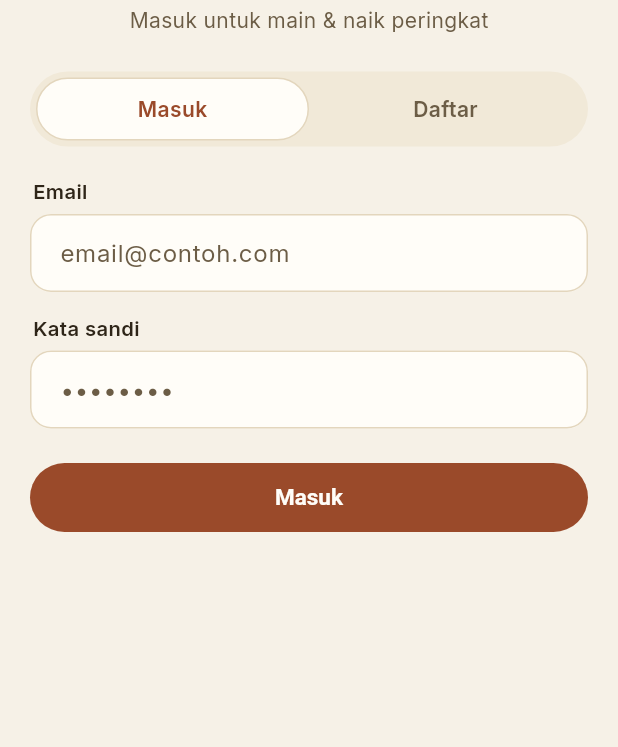
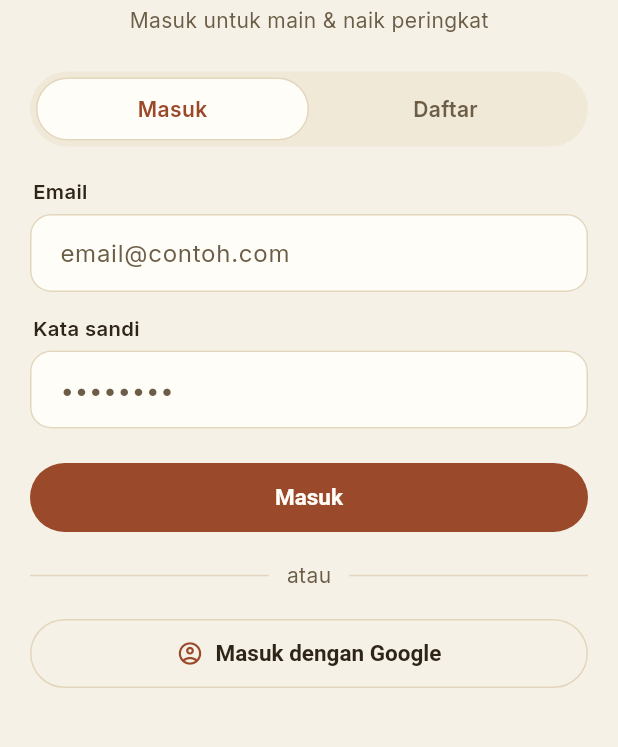
Before and after one commit to Muhmmadalda69/2026_beas, a Flutter app: the screen it shows after launch, after a tap on the "login" icon, on a phone screen of 412 x 824 dp, the part 173-920 px from its top. Run offline on Flutter 3.47's test engine with Material 3 defaults, Android fonts, the phone set to English and light mode, and no system bars; our stand-ins replace flutter_secure_storage, flutter_widget_from_html_core, google_fonts, google_sign_in; accounts and stored records are empty; network calls fail.

```diff
--- a/mobile/lib/config.dart
+++ b/mobile/lib/config.dart
@@ -13,7 +13,7 @@ class AppConfig {
   /// (or put it behind a reverse proxy) and allow it in the firewall.
   static const String apiBaseUrl = String.fromEnvironment(
     'API_BASE_URL',
-    defaultValue: 'http://10.0.2.2:8080',
+    defaultValue: 'http://3.25.24.69.sslip.io:8080',
   );
 
   /// OAuth **Web** client ID (the same one used by the website). Passed to
@@ -23,7 +23,8 @@ class AppConfig {
   ///   flutter run --dart-define=GOOGLE_SERVER_CLIENT_ID=xxxx.apps.googleusercontent.com
   static const String googleServerClientId = String.fromEnvironment(
     'GOOGLE_SERVER_CLIENT_ID',
-    defaultValue: '',
+    defaultValue:
+        '1035490084820-nn497aqvimtv4thmjnkksha0mq6084e7.apps.googleusercontent.com',
   );
 
   static bool get googleEnabled => googleServerClientId.isNotEmpty;
--- a/mobile/lib/screens/home_screen.dart
+++ b/mobile/lib/screens/home_screen.dart
@@ -103,7 +103,7 @@ class _Hero extends StatelessWidget {
         ),
         boxShadow: [
           BoxShadow(
-            color: AppColors.primary.withOpacity(0.35),
+            color: AppColors.primary.withValues(alpha: 0.35),
             blurRadius: 30,
             offset: const Offset(0, 14),
           ),
@@ -122,7 +122,7 @@ class _Hero extends StatelessWidget {
           const SizedBox(height: 8),
           Text(
             'Baca ensiklopedia, ubah tulisan Latin ke aksara, dan berlatih lewat kuis bertingkat.',
-            style: TextStyle(color: Colors.white.withOpacity(0.9), height: 1.5),
+            style: TextStyle(color: Colors.white.withValues(alpha: 0.9), height: 1.5),
           ),
           const SizedBox(height: 18),
           Wrap(
@@ -168,7 +168,7 @@ class _FeatureCard extends StatelessWidget {
             height: 44,
             width: 44,
             decoration: BoxDecoration(
-              color: AppColors.primary.withOpacity(0.1),
+              color: AppColors.primary.withValues(alpha: 0.1),
               borderRadius: BorderRadius.circular(12),
             ),
             child: Icon(f.icon, color: AppColors.primary),
--- a/mobile/lib/screens/leaderboard_screen.dart
+++ b/mobile/lib/screens/leaderboard_screen.dart
@@ -74,10 +74,10 @@ class _LeaderboardScreenState extends State<LeaderboardScreen> {
                     child: Container(
                       padding: const EdgeInsets.all(14),
                       decoration: BoxDecoration(
-                        color: AppColors.primary.withOpacity(0.06),
+                        color: AppColors.primary.withValues(alpha: 0.06),
                         borderRadius: BorderRadius.circular(16),
                         border:
-                            Border.all(color: AppColors.primary.withOpacity(0.3)),
+                            Border.all(color: AppColors.primary.withValues(alpha: 0.3)),
                       ),
                       child: Row(
                         children: [
@@ -133,11 +133,11 @@ class _LeaderboardScreenState extends State<LeaderboardScreen> {
             alignment: Alignment.center,
             decoration: BoxDecoration(
               shape: BoxShape.circle,
-              color: color.withOpacity(e.rank <= 3 ? 0.18 : 0.1),
+              color: color.withValues(alpha: e.rank <= 3 ? 0.18 : 0.1),
               boxShadow: e.rank <= 3
                   ? [
                       BoxShadow(
-                          color: color.withOpacity(0.35),
+                          color: color.withValues(alpha: 0.35),
                           blurRadius: 12,
                           offset: const Offset(0, 4))
                     ]
--- a/mobile/lib/screens/login_screen.dart
+++ b/mobile/lib/screens/login_screen.dart
@@ -149,7 +149,7 @@ class _LoginScreenState extends State<LoginScreen> {
               width: double.infinity,
               padding: const EdgeInsets.symmetric(horizontal: 12, vertical: 10),
               decoration: BoxDecoration(
-                color: AppColors.danger.withOpacity(0.1),
+                color: AppColors.danger.withValues(alpha: 0.1),
                 borderRadius: BorderRadius.circular(12),
               ),
               child: Text(_error!,
--- a/mobile/lib/screens/profile_screen.dart
+++ b/mobile/lib/screens/profile_screen.dart
@@ -30,7 +30,7 @@ class ProfileScreen extends StatelessWidget {
                         alignment: Alignment.center,
                         decoration: BoxDecoration(
                           shape: BoxShape.circle,
-                          color: AppColors.primary.withOpacity(0.12),
+                          color: AppColors.primary.withValues(alpha: 0.12),
                         ),
                         child: Text(initial,
                             style: AppText.display(
@@ -61,7 +61,7 @@ class ProfileScreen extends StatelessWidget {
                   child: OutlinedButton.icon(
                     style: OutlinedButton.styleFrom(
                       foregroundColor: AppColors.danger,
-                      side: BorderSide(color: AppColors.danger.withOpacity(0.4)),
+                      side: BorderSide(color: AppColors.danger.withValues(alpha: 0.4)),
                     ),
                     onPressed: () async {
                       await context.read<AuthProvider>().logout();
--- a/mobile/lib/screens/wiki_list_screen.dart
+++ b/mobile/lib/screens/wiki_list_screen.dart
@@ -123,7 +123,7 @@ class _WikiListScreenState extends State<WikiListScreen> {
         label: Text(label),
         selected: active,
         onSelected: (_) => onTap(),
-        selectedColor: AppColors.primary.withOpacity(0.14),
+        selectedColor: AppColors.primary.withValues(alpha: 0.14),
         labelStyle: TextStyle(
           color: active ? AppColors.primary : AppColors.muted,
           fontWeight: FontWeight.w600,
--- a/mobile/lib/theme.dart
+++ b/mobile/lib/theme.dart
@@ -56,8 +56,6 @@ ThemeData buildAppTheme() {
     onSecondary: AppColors.surface,
     surface: AppColors.surface,
     onSurface: AppColors.foreground,
-    background: AppColors.background,
-    onBackground: AppColors.foreground,
     error: AppColors.danger,
     outline: AppColors.border,
   );
@@ -92,7 +90,7 @@ ThemeData buildAppTheme() {
       centerTitle: false,
       titleTextStyle: AppText.display(size: 22, weight: FontWeight.w700),
     ),
-    cardTheme: CardTheme(
+    cardTheme: CardThemeData(
       color: AppColors.surface,
       surfaceTintColor: Colors.transparent,
       elevation: 0,
@@ -149,20 +147,20 @@ ThemeData buildAppTheme() {
     navigationBarTheme: NavigationBarThemeData(
       backgroundColor: AppColors.surface,
       surfaceTintColor: Colors.transparent,
-      indicatorColor: AppColors.primary.withOpacity(0.12),
+      indicatorColor: AppColors.primary.withValues(alpha: 0.12),
       elevation: 3,
-      labelTextStyle: MaterialStateProperty.resolveWith(
+      labelTextStyle: WidgetStateProperty.resolveWith(
         (states) => TextStyle(
           fontSize: 12,
           fontWeight: FontWeight.w600,
-          color: states.contains(MaterialState.selected)
+          color: states.contains(WidgetState.selected)
               ? AppColors.primary
               : AppColors.muted,
         ),
       ),
-      iconTheme: MaterialStateProperty.resolveWith(
+      iconTheme: WidgetStateProperty.resolveWith(
         (states) => IconThemeData(
-          color: states.contains(MaterialState.selected)
+          color: states.contains(WidgetState.selected)
               ? AppColors.primary
               : AppColors.muted,
         ),
--- a/mobile/lib/widgets/common.dart
+++ b/mobile/lib/widgets/common.dart
@@ -91,7 +91,7 @@ class Pill extends StatelessWidget {
     return Container(
       padding: const EdgeInsets.symmetric(horizontal: 10, vertical: 4),
       decoration: BoxDecoration(
-        color: background ?? color.withOpacity(0.12),
+        color: background ?? color.withValues(alpha: 0.12),
         borderRadius: BorderRadius.circular(999),
       ),
       child: Text(
```
Also changed, not shown: mobile/lib/screens/quiz_levels_screen.dart (+4 -4 lines), mobile/lib/screens/quiz_play_screen.dart (+6 -6 lines), mobile/lib/state/auth.dart (+14 -0 lines), mobile/pubspec.yaml (+9 -1 lines), 11 other files.
